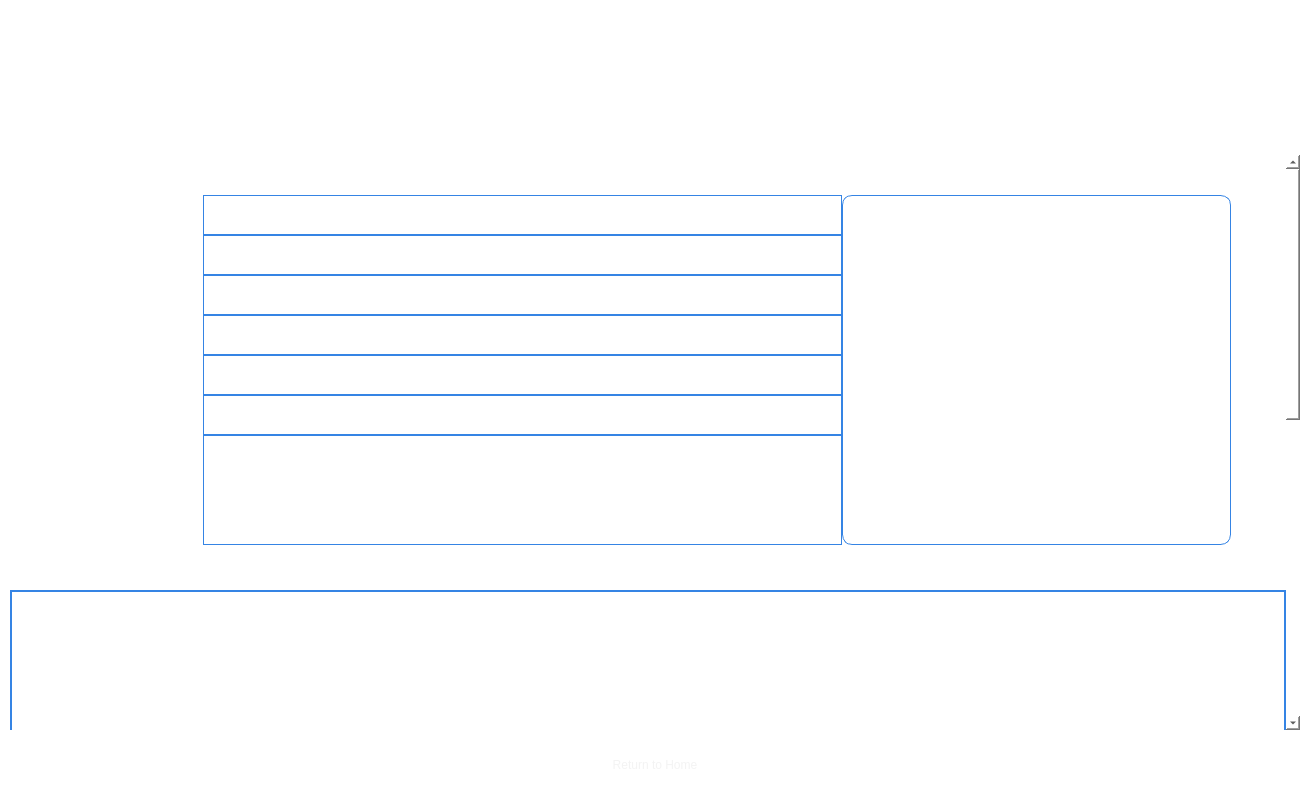
Old version of the form forms/Page_6.ui in the repository apollo-k22/FaceAI-Product.
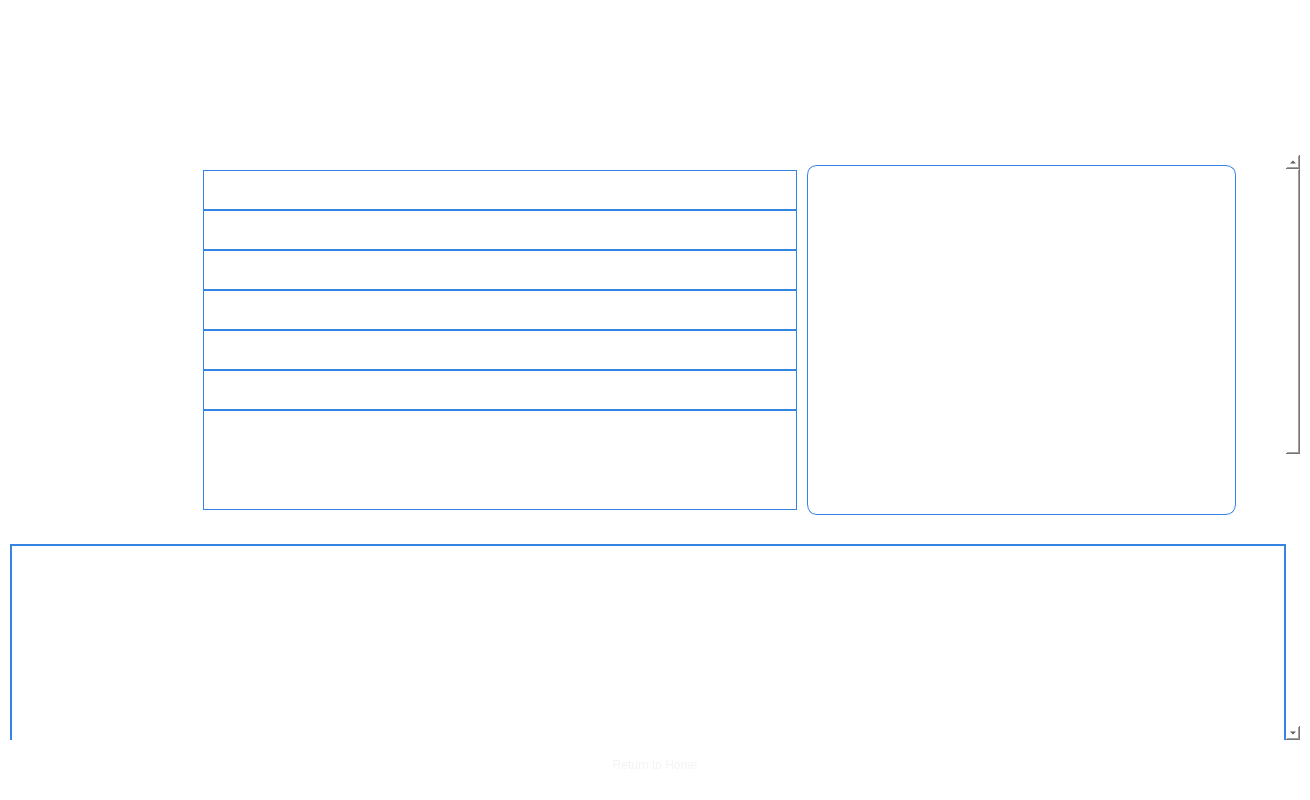
New version of the form. Icons and pictures are not drawn.

What changed in the file:
```diff
--- a/forms/Page_6.ui
+++ b/forms/Page_6.ui
@@ -10,17 +10,8 @@
     <height>800</height>
    </rect>
   </property>
-  <property name="sizePolicy">
-   <sizepolicy hsizetype="Expanding" vsizetype="Expanding">
-    <horstretch>0</horstretch>
-    <verstretch>0</verstretch>
-   </sizepolicy>
-  </property>
   <property name="styleSheet">
    <string notr="true">background:transparent;
-      background-repeat: no-repeat;
-      background-position: center;
-    
 border:none;</string>
   </property>
   <layout class="QVBoxLayout" name="verticalLayout_2">
@@ -40,7 +31,7 @@
     <number>10</number>
    </property>
    <item>
-    <layout class="QVBoxLayout" name="verticalLayout_6">
+    <layout class="QVBoxLayout" name="verticalLayout">
      <property name="spacing">
       <number>0</number>
      </property>
@@ -81,15 +72,20 @@
            <height>60</height>
           </size>
          </property>
+         <property name="baseSize">
+          <size>
+           <width>200</width>
+           <height>100</height>
+          </size>
+         </property>
          <property name="styleSheet">
-          <string notr="true">image:url(&quot;:/newProfix/FaceAI-Logo.png&quot;);
-background:transparent;</string>
+          <string notr="true">background:transparent;</string>
          </property>
          <property name="text">
           <string/>
          </property>
          <property name="pixmap">
-          <pixmap resource="../images/images.qrc">:/newPrefix/FaceAI-Logo.png</pixmap>
+          <pixmap>../images/FaceAI-Logo.png</pixmap>
          </property>
          <property name="scaledContents">
           <bool>true</bool>
@@ -112,7 +108,7 @@
       </layout>
      </item>
      <item>
-      <layout class="QHBoxLayout" name="header_layout" stretch="0,0,0">
+      <layout class="QHBoxLayout" name="header_layout" stretch="0">
        <property name="spacing">
         <number>0</number>
        </property>
@@ -121,15 +117,37 @@
        </property>
        <property name="topMargin">
         <number>10</number>
+       </property>
+       <property name="rightMargin">
+        <number>0</number>
+       </property>
+       <item>
+        <layout class="QVBoxLayout" name="verticalLayout_6">
+         <property name="spacing">
+          <number>0</number>
+         </property>
+         <property name="leftMargin">
+          <number>0</number>
+         </property>
+         <property name="topMargin">
+          <number>0</number>
        </property>
        <property name="rightMargin">
         <number>0</number>
        </property>
        <property name="bottomMargin">
-        <number>10</number>
+          <number>0</number>
        </property>
        <item>
         <layout class="QHBoxLayout" name="horizontalLayout_4">
+           <property name="rightMargin">
+            <number>0</number>
+           </property>
+           <property name="bottomMargin">
+            <number>10</number>
+           </property>
+           <item>
+            <layout class="QHBoxLayout" name="horizontalLayout">
          <property name="spacing">
           <number>0</number>
          </property>
@@ -139,7 +157,7 @@
          <item>
           <widget class="QPushButton" name="btnGoBack">
            <property name="sizePolicy">
-            <sizepolicy hsizetype="Preferred" vsizetype="Preferred">
+                <sizepolicy hsizetype="Fixed" vsizetype="Fixed">
              <horstretch>0</horstretch>
              <verstretch>0</verstretch>
             </sizepolicy>
@@ -160,16 +178,18 @@
             <cursorShape>PointingHandCursor</cursorShape>
            </property>
            <property name="styleSheet">
-            <string notr="true">border-radius: 10px;
-border: 1px solid white;
+                <string notr="true">
+background-repeat: no-repeat;
+background-color: rgb(127, 0, 226);
+border-radius: 10px;
 background:transparent;</string>
            </property>
            <property name="text">
             <string/>
            </property>
            <property name="icon">
-            <iconset resource="../images/images.qrc">
-             <normaloff>:/newPrefix/icon-back2.png</normaloff>:/newPrefix/icon-back2.png</iconset>
+                <iconset>
+                 <normaloff>../images/icon-back2.png</normaloff>../images/icon-back2.png</iconset>
            </property>
            <property name="iconSize">
             <size>
@@ -182,12 +202,7 @@
         </layout>
        </item>
        <item>
-        <layout class="QHBoxLayout" name="horizontalLayout_6">
-         <property name="leftMargin">
-          <number>105</number>
-         </property>
-         <item>
-          <spacer name="horizontalSpacer">
+            <spacer name="horizontalSpacer_2">
            <property name="orientation">
             <enum>Qt::Horizontal</enum>
            </property>
@@ -227,7 +242,7 @@
           </widget>
          </item>
          <item>
-          <spacer name="horizontalSpacer_4">
+            <spacer name="horizontalSpacer">
            <property name="orientation">
             <enum>Qt::Horizontal</enum>
            </property>
@@ -239,46 +254,20 @@
            </property>
           </spacer>
          </item>
-        </layout>
-       </item>
-       <item>
-        <layout class="QHBoxLayout" name="generate_button_layout" stretch="0,0">
-         <property name="spacing">
-          <number>0</number>
-         </property>
-         <property name="bottomMargin">
-          <number>0</number>
-         </property>
          <item>
           <widget class="QPushButton" name="btnExportPdf">
-           <property name="sizePolicy">
-            <sizepolicy hsizetype="Fixed" vsizetype="Fixed">
-             <horstretch>0</horstretch>
-             <verstretch>0</verstretch>
-            </sizepolicy>
-           </property>
            <property name="minimumSize">
             <size>
              <width>150</width>
-             <height>0</height>
-            </size>
-           </property>
-           <property name="maximumSize">
+               <height>42</height>
+              </size>
+             </property>
+             <property name="baseSize">
             <size>
              <width>150</width>
              <height>42</height>
             </size>
            </property>
-           <property name="font">
-            <font>
-             <pointsize>12</pointsize>
-             <weight>75</weight>
-             <bold>true</bold>
-            </font>
-           </property>
-           <property name="cursor">
-            <cursorShape>PointingHandCursor</cursorShape>
-           </property>
            <property name="styleSheet">
             <string notr="true">border-radius: 10px;
 color: white;
@@ -293,7 +282,7 @@
           </widget>
          </item>
          <item>
-          <spacer name="horizontalSpacer_2">
+            <spacer name="horizontalSpacer_4">
            <property name="orientation">
             <enum>Qt::Horizontal</enum>
            </property>
@@ -303,10 +292,12 @@
            <property name="sizeHint" stdset="0">
             <size>
              <width>40</width>
-             <height>25</height>
+               <height>20</height>
             </size>
            </property>
           </spacer>
+           </item>
+          </layout>
          </item>
         </layout>
        </item>
@@ -317,6 +308,9 @@
        <property name="verticalScrollBarPolicy">
         <enum>Qt::ScrollBarAsNeeded</enum>
        </property>
+       <property name="sizeAdjustPolicy">
+        <enum>QAbstractScrollArea::AdjustIgnored</enum>
+       </property>
        <property name="widgetResizable">
         <bool>true</bool>
        </property>
@@ -329,11 +323,12 @@
           <x>0</x>
           <y>0</y>
           <width>1271</width>
-          <height>1261</height>
+          <height>1180</height>
          </rect>
         </property>
         <property name="styleSheet">
-         <string notr="true">background:transparent;</string>
+         <string notr="true">background:transparent;
+</string>
         </property>
         <layout class="QVBoxLayout" name="verticalLayout_3" stretch="0">
          <property name="spacing">
@@ -352,18 +347,7 @@
           <number>0</number>
          </property>
          <item>
-          <layout class="QVBoxLayout" name="verticalLayout">
-           <property name="spacing">
-            <number>0</number>
-           </property>
-           <item>
-            <layout class="QVBoxLayout" name="verticalLayout_5">
-             <property name="spacing">
-              <number>0</number>
-             </property>
-             <property name="topMargin">
-              <number>10</number>
-             </property>
+          <layout class="QVBoxLayout" name="verticalLayout_8">
              <item>
               <layout class="QVBoxLayout" name="full_form_layout">
                <property name="spacing">
@@ -373,43 +357,30 @@
                 <number>0</number>
                </property>
                <property name="topMargin">
-                <number>15</number>
+              <number>0</number>
                </property>
                <property name="rightMargin">
                 <number>0</number>
                </property>
                <property name="bottomMargin">
-                <number>15</number>
+              <number>0</number>
                </property>
                <item>
-                <spacer name="verticalSpacer">
-                 <property name="orientation">
-                  <enum>Qt::Vertical</enum>
-                 </property>
-                 <property name="sizeHint" stdset="0">
-                  <size>
-                   <width>20</width>
-                   <height>40</height>
-                  </size>
-                 </property>
-                </spacer>
-               </item>
-               <item>
-                <layout class="QHBoxLayout" name="horizontalLayout_2" stretch="0,2,1,0">
+              <layout class="QHBoxLayout" name="horizontalLayout_2" stretch="0,0,1,0">
                  <property name="leftMargin">
-                  <number>15</number>
+                <number>10</number>
                  </property>
                  <property name="topMargin">
-                  <number>15</number>
+                <number>10</number>
                  </property>
                  <property name="rightMargin">
-                  <number>15</number>
+                <number>10</number>
                  </property>
                  <property name="bottomMargin">
-                  <number>15</number>
+                <number>10</number>
                  </property>
                  <item>
-                  <spacer name="horizontalSpacer_8">
+                <spacer name="horizontalSpacer_7">
                    <property name="orientation">
                     <enum>Qt::Horizontal</enum>
                    </property>
@@ -421,6 +392,8 @@
                    </property>
                   </spacer>
                  </item>
+               <item>
+                <layout class="QVBoxLayout" name="verticalLayout_5">
                  <item>
                   <layout class="QFormLayout" name="formLayout">
                    <property name="fieldGrowthPolicy">
@@ -429,6 +402,18 @@
                    <property name="rowWrapPolicy">
                     <enum>QFormLayout::DontWrapRows</enum>
                    </property>
+                   <property name="leftMargin">
+                    <number>5</number>
+                   </property>
+                   <property name="topMargin">
+                    <number>5</number>
+                   </property>
+                   <property name="rightMargin">
+                    <number>10</number>
+                   </property>
+                   <property name="bottomMargin">
+                    <number>5</number>
+                   </property>
                    <item row="0" column="0">
                     <widget class="QLabel" name="label">
                      <property name="sizePolicy">
@@ -452,6 +437,36 @@
                      </property>
                     </widget>
                    </item>
+                   <item row="0" column="1">
+                    <widget class="QLabel" name="lblProbeId">
+                     <property name="sizePolicy">
+                      <sizepolicy hsizetype="Expanding" vsizetype="Preferred">
+                       <horstretch>0</horstretch>
+                       <verstretch>0</verstretch>
+                      </sizepolicy>
+                     </property>
+                     <property name="minimumSize">
+                      <size>
+                       <width>594</width>
+                       <height>40</height>
+                      </size>
+                     </property>
+                     <property name="baseSize">
+                      <size>
+                       <width>400</width>
+                       <height>40</height>
+                      </size>
+                     </property>
+                     <property name="styleSheet">
+                      <string notr="true">border: 1px solid rgb(53, 132, 228);
+color: white;
+background:transparent;</string>
+                     </property>
+                     <property name="text">
+                      <string/>
+                     </property>
+                    </widget>
+                   </item>
                    <item row="1" column="0">
                     <widget class="QLabel" name="label_2">
                      <property name="sizePolicy">
@@ -486,6 +501,30 @@
                      </property>
                     </widget>
                    </item>
+                   <item row="2" column="1">
+                    <widget class="QLabel" name="lblTimeOfReportGeneration">
+                     <property name="sizePolicy">
+                      <sizepolicy hsizetype="Expanding" vsizetype="Preferred">
+                       <horstretch>0</horstretch>
+                       <verstretch>0</verstretch>
+                      </sizepolicy>
+                     </property>
+                     <property name="minimumSize">
+                      <size>
+                       <width>0</width>
+                       <height>40</height>
+                      </size>
+                     </property>
+                     <property name="styleSheet">
+                      <string notr="true">background:transparent;
+border: 1px solid rgb(53, 132, 228);
+color: white;</string>
+                     </property>
+                     <property name="text">
+                      <string/>
+                     </property>
+                    </widget>
+                   </item>
                    <item row="3" column="0">
                     <widget class="QLabel" name="label_4">
                      <property name="sizePolicy">
@@ -503,7 +542,25 @@
                      </property>
                     </widget>
                    </item>
-                   <item row="4" column="0">
+                   <item row="3" column="1">
+                    <widget class="QLabel" name="lblCaseNumber">
+                     <property name="minimumSize">
+                      <size>
+                       <width>0</width>
+                       <height>40</height>
+                      </size>
+                     </property>
+                     <property name="styleSheet">
+                      <string notr="true">background:transparent;
+border: 1px solid rgb(53, 132, 228);
+color: white;</string>
+                     </property>
+                     <property name="text">
+                      <string/>
+                     </property>
+                    </widget>
+                   </item>
+                   <item row="6" column="0">
                     <widget class="QLabel" name="label_6">
                      <property name="sizePolicy">
                       <sizepolicy hsizetype="Expanding" vsizetype="Expanding">
@@ -520,7 +577,25 @@
                      </property>
                     </widget>
                    </item>
-                   <item row="5" column="0">
+                   <item row="6" column="1">
+                    <widget class="QLabel" name="lblExaminerNo">
+                     <property name="minimumSize">
+                      <size>
+                       <width>0</width>
+                       <height>40</height>
+                      </size>
+                     </property>
+                     <property name="styleSheet">
+                      <string notr="true">background:transparent;
+border: 1px solid rgb(53, 132, 228);
+color: white;</string>
+                     </property>
+                     <property name="text">
+                      <string/>
+                     </property>
+                    </widget>
+                   </item>
+                   <item row="7" column="0">
                     <widget class="QLabel" name="label_5">
                      <property name="sizePolicy">
                       <sizepolicy hsizetype="Expanding" vsizetype="Expanding">
@@ -537,7 +612,25 @@
                      </property>
                     </widget>
                    </item>
-                   <item row="6" column="0">
+                   <item row="7" column="1">
+                    <widget class="QLabel" name="lblExaminerName">
+                     <property name="minimumSize">
+                      <size>
+                       <width>0</width>
+                       <height>40</height>
+                      </size>
+                     </property>
+                     <property name="styleSheet">
+                      <string notr="true">background:transparent;
+border: 1px solid rgb(53, 132, 228);
+color: white;</string>
+                     </property>
+                     <property name="text">
+                      <string/>
+                     </property>
+                    </widget>
+                   </item>
+                   <item row="8" column="0">
                     <widget class="QLabel" name="label_7">
                      <property name="sizePolicy">
                       <sizepolicy hsizetype="Expanding" vsizetype="Expanding">
@@ -554,47 +647,17 @@
                      </property>
                     </widget>
                    </item>
-                   <item row="0" column="1">
-                    <widget class="QLabel" name="lblProbeId">
-                     <property name="minimumSize">
-                      <size>
-                       <width>0</width>
-                       <height>40</height>
-                      </size>
-                     </property>
-                     <property name="styleSheet">
-                      <string notr="true">background:transparent;
-border: 1px solid rgb(53, 132, 228);
-color: white;</string>
-                     </property>
-                     <property name="text">
-                      <string/>
-                     </property>
-                    </widget>
-                   </item>
                    <item row="1" column="1">
                     <widget class="QLabel" name="lblProbeResult">
-                     <property name="minimumSize">
-                      <size>
-                       <width>0</width>
-                       <height>40</height>
-                      </size>
+                     <property name="sizePolicy">
+                      <sizepolicy hsizetype="Expanding" vsizetype="Preferred">
+                       <horstretch>0</horstretch>
+                       <verstretch>0</verstretch>
+                      </sizepolicy>
                      </property>
-                     <property name="styleSheet">
-                      <string notr="true">background:transparent;
-border: 1px solid rgb(53, 132, 228);
-color: white;</string>
-                     </property>
-                     <property name="text">
-                      <string/>
-                     </property>
-                    </widget>
-                   </item>
-                   <item row="2" column="1">
-                    <widget class="QLabel" name="lblTimeOfReportGeneration">
                      <property name="minimumSize">
                       <size>
-                       <width>0</width>
+                       <width>594</width>
                        <height>40</height>
                       </size>
                      </property>
@@ -608,64 +671,10 @@
                      </property>
                     </widget>
                    </item>
-                   <item row="3" column="1">
-                    <widget class="QLabel" name="lblCaseNumber">
-                     <property name="minimumSize">
-                      <size>
-                       <width>0</width>
-                       <height>40</height>
-                      </size>
-                     </property>
-                     <property name="styleSheet">
-                      <string notr="true">background:transparent;
-border: 1px solid rgb(53, 132, 228);
-color: white;</string>
-                     </property>
-                     <property name="text">
-                      <string/>
-                     </property>
-                    </widget>
-                   </item>
-                   <item row="4" column="1">
-                    <widget class="QLabel" name="lblExaminerNo">
-                     <property name="minimumSize">
-                      <size>
-                       <width>0</width>
-                       <height>40</height>
-                      </size>
-                     </property>
-                     <property name="styleSheet">
-                      <string notr="true">background:transparent;
-border: 1px solid rgb(53, 132, 228);
-color: white;</string>
-                     </property>
-                     <property name="text">
-                      <string/>
-                     </property>
-                    </widget>
-                   </item>
-                   <item row="5" column="1">
-                    <widget class="QLabel" name="lblExaminerName">
-                     <property name="minimumSize">
-                      <size>
-                       <width>0</width>
-                       <height>40</height>
-                      </size>
-                     </property>
-                     <property name="styleSheet">
-                      <string notr="true">background:transparent;
-border: 1px solid rgb(53, 132, 228);
-color: white;</string>
-                     </property>
-                     <property name="text">
-                      <string/>
-                     </property>
-                    </widget>
-                   </item>
-                   <item row="6" column="1">
+                   <item row="8" column="1">
                     <widget class="QTextEdit" name="teditRemarks">
                      <property name="enabled">
-                      <bool>false</bool>
+                      <bool>true</bool>
                      </property>
                      <property name="styleSheet">
                       <string notr="true">color: rgb(255, 255, 255);
@@ -673,21 +682,26 @@
     font-family: Arial;
     background-color: #3E536A;
     background:transparent;
-    border: 1px solid rgb(53, 132, 228);
-</string>
+    border: 1px solid rgb(53, 132, 228);</string>
                      </property>
                      <property name="readOnly">
                       <bool>true</bool>
                      </property>
+                     <property name="html">
+                      <string>&lt;!DOCTYPE HTML PUBLIC &quot;-//W3C//DTD HTML 4.0//EN&quot; &quot;http://www.w3.org/TR/REC-html40/strict.dtd&quot;&gt;
+&lt;html&gt;&lt;head&gt;&lt;meta name=&quot;qrichtext&quot; content=&quot;1&quot; /&gt;&lt;style type=&quot;text/css&quot;&gt;
+p, li { white-space: pre-wrap; }
+&lt;/style&gt;&lt;/head&gt;&lt;body style=&quot; font-family:'Arial'; font-size:14pt; font-weight:400; font-style:normal;&quot;&gt;
+&lt;p style=&quot;-qt-paragraph-type:empty; margin-top:0px; margin-bottom:0px; margin-left:0px; margin-right:0px; -qt-block-indent:0; text-indent:0px; font-size:12pt;&quot;&gt;&lt;br /&gt;&lt;/p&gt;&lt;/body&gt;&lt;/html&gt;</string>
+                     </property>
                     </widget>
                    </item>
                   </layout>
                  </item>
+                </layout>
+               </item>
                  <item>
-                  <layout class="QVBoxLayout" name="verticalLayout_4">
-                   <property name="spacing">
-                    <number>0</number>
-                   </property>
+                <layout class="QVBoxLayout" name="verticalLayout_4" stretch="2">
                    <item>
                     <widget class="QLabel" name="lblSubjectImage">
                      <property name="sizePolicy">
@@ -709,14 +723,13 @@
                       </size>
                      </property>
                      <property name="styleSheet">
-                      <string notr="true">background-color: #34557a;
-background-size: cover;
+                    <string notr="true">background:transparent;
 background-repeat: no-repeat;
 background-position: center;
 background-attachment: fixed;
 border-radius: 10px;
-background:transparent;
-border: 1px solid rgb(53, 132, 228);</string>
+border: 1px solid rgb(53, 132, 228);
+</string>
                      </property>
                      <property name="text">
                       <string/>
@@ -729,7 +742,7 @@
                   </layout>
                  </item>
                  <item>
-                  <spacer name="horizontalSpacer_7">
+                <spacer name="horizontalSpacer_6">
                    <property name="orientation">
                     <enum>Qt::Horizontal</enum>
                    </property>
@@ -743,21 +756,6 @@
                  </item>
                 </layout>
                </item>
-               <item>
-                <spacer name="verticalSpacer_2">
-                 <property name="orientation">
-                  <enum>Qt::Vertical</enum>
-                 </property>
-                 <property name="sizeHint" stdset="0">
-                  <size>
-                   <width>20</width>
-                   <height>40</height>
-                  </size>
-                 </property>
-                </spacer>
-               </item>
-               <item>
-                <layout class="QHBoxLayout" name="horizontalLayout">
                  <item>
                   <widget class="QLabel" name="lblMatchedDescription">
                    <property name="sizePolicy">
@@ -766,32 +764,17 @@
                      <verstretch>0</verstretch>
                     </sizepolicy>
                    </property>
-                   <property name="minimumSize">
-                    <size>
-                     <width>0</width>
-                     <height>30</height>
-                    </size>
-                   </property>
-                   <property name="maximumSize">
-                    <size>
-                     <width>16777215</width>
-                     <height>30</height>
-                    </size>
-                   </property>
-                   <property name="baseSize">
-                    <size>
-                     <width>0</width>
-                     <height>30</height>
-                    </size>
-                   </property>
                    <property name="font">
                     <font>
+                 <family>Arial</family>
                      <pointsize>12</pointsize>
+                 <weight>75</weight>
+                 <bold>true</bold>
                     </font>
                    </property>
                    <property name="styleSheet">
-                    <string notr="true">background:transparent;
-color: rgb(255, 255, 255);</string>
+                <string notr="true">color: rgb(255, 255, 255);
+background:transparent;</string>
                    </property>
                    <property name="text">
                     <string>The subject photo has matched to the following target photos. Respective facial recognition similarity scores are attached herewith.</string>
@@ -808,7 +791,7 @@
                  <property name="minimumSize">
                   <size>
                    <width>0</width>
-                   <height>450</height>
+               <height>400</height>
                   </size>
                  </property>
                  <property name="maximumSize">
@@ -829,22 +812,38 @@
                    <rect>
                     <x>0</x>
                     <y>0</y>
-                    <width>1263</width>
-                    <height>448</height>
-                   </rect>
-                  </property>
-                  <property name="styleSheet">
-                   <string notr="true">background:transparent;</string>
-                  </property>
-                  <layout class="QVBoxLayout" name="verticalLayout_32">
+                <width>1267</width>
+                <height>398</height>
+               </rect>
+              </property>
+              <property name="sizePolicy">
+               <sizepolicy hsizetype="Preferred" vsizetype="Preferred">
+                <horstretch>0</horstretch>
+                <verstretch>3</verstretch>
+               </sizepolicy>
+              </property>
+              <layout class="QVBoxLayout" name="scroll_layout_widget">
+               <item>
+                <layout class="QVBoxLayout" name="report_layout">
+                 <property name="sizeConstraint">
+                  <enum>QLayout::SetDefaultConstraint</enum>
+                 </property>
+                 <property name="bottomMargin">
+                  <number>0</number>
+                 </property>
                    <item>
                     <layout class="QVBoxLayout" name="vlyTargetResults">
+                   <property name="spacing">
+                    <number>0</number>
+                   </property>
                      <property name="topMargin">
-                      <number>15</number>
+                    <number>0</number>
                      </property>
                      <property name="bottomMargin">
-                      <number>15</number>
-                     </property>
+                    <number>0</number>
+                   </property>
+                  </layout>
+                 </item>
                     </layout>
                    </item>
                   </layout>
@@ -869,11 +868,11 @@
                     </font>
                    </property>
                    <property name="styleSheet">
-                    <string notr="true">background:transparent;
-color: rgb(255, 255, 255);</string>
+                <string notr="true">color: rgb(255, 255, 255);
+background:transparent;</string>
                    </property>
                    <property name="text">
-                    <string>        Facial Recognition JSON results</string>
+                <string>      Facial Recognition JSON results</string>
                    </property>
                   </widget>
                  </item>
@@ -914,7 +913,7 @@
                      <rect>
                       <x>0</x>
                       <y>0</y>
-                      <width>1263</width>
+                  <width>1267</width>
                       <height>300</height>
                      </rect>
                     </property>
@@ -924,43 +923,30 @@
                       <verstretch>0</verstretch>
                      </sizepolicy>
                     </property>
-                    <property name="minimumSize">
-                     <size>
-                      <width>0</width>
-                      <height>110</height>
-                     </size>
-                    </property>
                     <layout class="QVBoxLayout" name="verticalLayout_21">
                      <item>
                       <widget class="QTextEdit" name="teditJsonResult">
-                       <property name="minimumSize">
-                        <size>
-                         <width>0</width>
-                         <height>164</height>
-                        </size>
+                   <property name="enabled">
+                    <bool>true</bool>
                        </property>
                        <property name="styleSheet">
-                        <string notr="true">background: transparent;
+                    <string notr="true">background:transparent;
 border-radius: 10px;
 border: 1px solid rgb(53, 132, 228);
 color: rgb(255,255,255);
 font: 12pt &quot;Arial&quot;;</string>
                        </property>
-                       <property name="inputMethodHints">
-                        <set>Qt::ImhMultiLine</set>
-                       </property>
                        <property name="sizeAdjustPolicy">
                         <enum>QAbstractScrollArea::AdjustToContents</enum>
                        </property>
+                   <property name="text" stdset="0">
+                    <string/>
+                   </property>
                       </widget>
                      </item>
                     </layout>
                    </widget>
                   </widget>
-                 </item>
-                </layout>
-               </item>
-              </layout>
              </item>
             </layout>
            </item>
@@ -976,7 +962,7 @@
         <number>0</number>
        </property>
        <property name="topMargin">
-        <number>10</number>
+        <number>0</number>
        </property>
        <property name="bottomMargin">
         <number>0</number>
@@ -986,9 +972,6 @@
          <property name="spacing">
           <number>0</number>
          </property>
-         <property name="bottomMargin">
-          <number>0</number>
-         </property>
          <item>
           <spacer name="horizontalSpacer_11">
            <property name="orientation">
```
Lines whose indentation alone changed are shown as unchanged.
